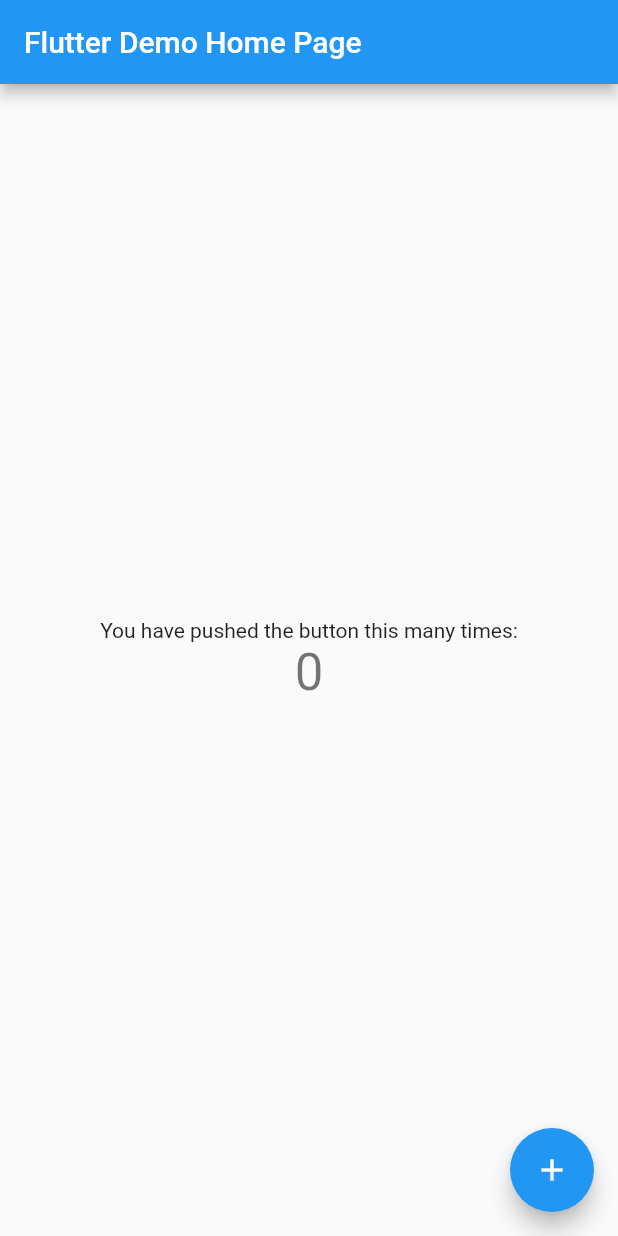
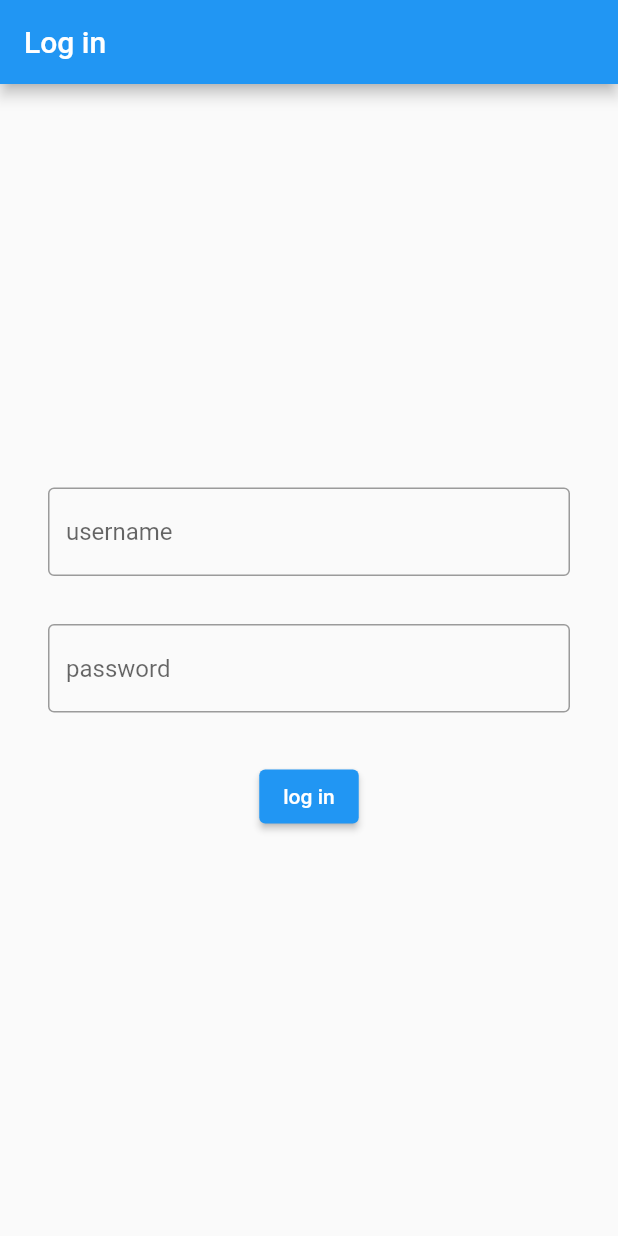
Before and after one commit to MaroMetelski/budgie-app, a Flutter app: the screen it shows after launch, on a phone screen of 412 x 824 dp. Run offline on Flutter 3.47's test engine with Material 2 defaults, Android fonts, the phone set to English and light mode, and no system bars; our stand-ins replace flutter_secure_storage.

Commit message:
Basic login and entry pages
Create API class to access remote API. Implement basics:
/login GET
/account GET
/entry GET

Add 'working' login and 'entry' page.

```diff
--- /dev/null
+++ b/lib/api/models/account.dart
@@ -0,0 +1,25 @@
+class Account {
+  final String id;
+  final String name;
+  final String type;
+  final String extraType;
+  final String description;
+
+  const Account({
+    required this.id,
+    required this.name,
+    required this.type,
+    required this.extraType,
+    required this.description,
+  });
+
+  factory Account.fromJson(Map<String, dynamic> json) {
+    return Account(
+      id: json["id"],
+      name: json["name"],
+      type: json["type"],
+      extraType: json["extra_type"],
+      description: json["description"],
+    );
+  }
+}
--- /dev/null
+++ b/lib/api/models/entry.dart
@@ -0,0 +1,45 @@
+class Entry {
+  final String id;
+  final String amount;
+  final String who;
+  final String date;
+  final String cr;
+  final String dr;
+  final String description;
+  final List<String> tags;
+
+  const Entry({
+    required this.id,
+    required this.amount,
+    required this.who,
+    required this.date,
+    required this.cr,
+    required this.dr,
+    required this.description,
+    required this.tags,
+  });
+
+  factory Entry.fromJson(Map<String, dynamic> json) {
+    return Entry(
+      id: json["id"],
+      amount: json["amount"],
+      who: json["who"],
+      date: json["when"],
+      cr: json["credit_account"],
+      dr: json["debit_account"],
+      description: json["description"],
+      tags: json["tags"].isNotEmpty ? List<String>.from(json["tags"]) : <String>[],
+    );
+  }
+
+  Map<String, dynamic> toJson() => {
+    'id': id,
+    'amount': amount,
+    'who': who,
+    'date': date,
+    'credit_account': cr,
+    'debit_account': dr,
+    'description': description,
+    'tags': tags,
+  };
+}
--- /dev/null
+++ b/lib/login/ui/login.dart
@@ -0,0 +1,74 @@
+import 'package:flutter/material.dart';
+import 'package:provider/provider.dart';
+import '../../api/api.dart';
+import '../../transactions/ui/transaction.dart';
+
+class LoginPage extends StatefulWidget {
+
+  const LoginPage({super.key});
+
+  @override
+  State<LoginPage> createState() => _LoginPageState();
+}
+
+class _LoginPageState extends State<LoginPage> {
+  bool _loggedIn = false;
+  final TextEditingController _usernameController = TextEditingController();
+  final TextEditingController _passwordController = TextEditingController();
+
+  @override
+  Widget build(BuildContext context) {
+
+    void onButton(name, password) async {
+      _loggedIn = await Provider.of<ApiService>(context, listen: false).getLogin(name, password);
+     if (mounted && _loggedIn) {
+      Navigator.pushAndRemoveUntil(
+          context,
+          MaterialPageRoute(builder: (context) => const TransactionList()),
+          (Route<dynamic> route) => false,
+        );
+      }
+    }
+    return Scaffold(
+      appBar: AppBar(
+        title: const Text("Log in"),
+      ),
+      body: Center(
+        child: Column(
+          mainAxisAlignment: MainAxisAlignment.center,
+          children: <Widget>[
+            Padding(
+              padding: const EdgeInsets.symmetric(vertical: 16.0, horizontal: 32.0),
+              child: TextField(
+                decoration: const InputDecoration(
+                border: OutlineInputBorder(),
+                hintText: "username",
+                ),
+                controller: _usernameController,
+              ),
+            ),
+            Padding(
+              padding: const EdgeInsets.symmetric(vertical: 16.0, horizontal: 32.0),
+              child: TextField(
+                decoration: const InputDecoration(
+                border: OutlineInputBorder(),
+                hintText: "password",
+                ),
+                controller: _passwordController,
+              ),
+            ),
+            Padding(
+              padding: const EdgeInsets.all(16.0),
+              child: ElevatedButton(
+                onPressed: () {
+                  onButton(_usernameController.text, _passwordController.text);
+                },
+                child: const Text("log in"),
+                ),
+            ),
+          ],
+        ),
+      ),
+    );
+  }
+}
--- a/lib/main.dart
+++ b/lib/main.dart
@@ -1,7 +1,20 @@
+import 'package:provider/provider.dart';
 import 'package:flutter/material.dart';
+import 'api/api.dart';
+import 'login/ui/login.dart';
+import 'package:flutter_secure_storage/flutter_secure_storage.dart';
+
 
 void main() {
-  runApp(const MyApp());
+  const FlutterSecureStorage storage = FlutterSecureStorage();
+  final ApiService api = ApiService(storage);
+
+  runApp(
+    ChangeNotifierProvider(
+      create: (context) => api,
+      child: const MyApp(),
+    ),
+  );
 }
 
 class MyApp extends StatelessWidget {
@@ -13,103 +26,9 @@ class MyApp extends StatelessWidget {
     return MaterialApp(
       title: 'Flutter Demo',
       theme: ThemeData(
-        // This is the theme of your application.
-        //
-        // Try running your application with "flutter run". You'll see the
-        // application has a blue toolbar. Then, without quitting the app, try
-        // changing the primarySwatch below to Colors.green and then invoke
-        // "hot reload" (press "r" in the console where you ran "flutter run",
-        // or simply save your changes to "hot reload" in a Flutter IDE).
-        // Notice that the counter didn't reset back to zero; the application
-        // is not restarted.
         primarySwatch: Colors.blue,
       ),
-      home: const MyHomePage(title: 'Flutter Demo Home Page'),
+      home: const LoginPage(),
     );
   }
 }
-
-class MyHomePage extends StatefulWidget {
-  const MyHomePage({super.key, required this.title});
-
-  // This widget is the home page of your application. It is stateful, meaning
-  // that it has a State object (defined below) that contains fields that affect
-  // how it looks.
-
-  // This class is the configuration for the state. It holds the values (in this
-  // case the title) provided by the parent (in this case the App widget) and
-  // used by the build method of the State. Fields in a Widget subclass are
-  // always marked "final".
-
-  final String title;
-
-  @override
-  State<MyHomePage> createState() => _MyHomePageState();
-}
-
-class _MyHomePageState extends State<MyHomePage> {
-  int _counter = 0;
-
-  void _incrementCounter() {
-    setState(() {
-      // This call to setState tells the Flutter framework that something has
-      // changed in this State, which causes it to rerun the build method below
-      // so that the display can reflect the updated values. If we changed
-      // _counter without calling setState(), then the build method would not be
-      // called again, and so nothing would appear to happen.
-      _counter++;
-    });
-  }
-
-  @override
-  Widget build(BuildContext context) {
-    // This method is rerun every time setState is called, for instance as done
-    // by the _incrementCounter method above.
-    //
-    // The Flutter framework has been optimized to make rerunning build methods
-    // fast, so that you can just rebuild anything that needs updating rather
-    // than having to individually change instances of widgets.
-    return Scaffold(
-      appBar: AppBar(
-        // Here we take the value from the MyHomePage object that was created by
-        // the App.build method, and use it to set our appbar title.
-        title: Text(widget.title),
-      ),
-      body: Center(
-        // Center is a layout widget. It takes a single child and positions it
-        // in the middle of the parent.
-        child: Column(
-          // Column is also a layout widget. It takes a list of children and
-          // arranges them vertically. By default, it sizes itself to fit its
-          // children horizontally, and tries to be as tall as its parent.
-          //
-          // Invoke "debug painting" (press "p" in the console, choose the
-          // "Toggle Debug Paint" action from the Flutter Inspector in Android
-          // Studio, or the "Toggle Debug Paint" command in Visual Studio Code)
-          // to see the wireframe for each widget.
-          //
-          // Column has various properties to control how it sizes itself and
-          // how it positions its children. Here we use mainAxisAlignment to
-          // center the children vertically; the main axis here is the vertical
-          // axis because Columns are vertical (the cross axis would be
-          // horizontal).
-          mainAxisAlignment: MainAxisAlignment.center,
-          children: <Widget>[
-            const Text(
-              'You have pushed the button this many times:',
-            ),
-            Text(
-              '$_counter',
-              style: Theme.of(context).textTheme.headlineMedium,
-            ),
-          ],
-        ),
-      ),
-      floatingActionButton: FloatingActionButton(
-        onPressed: _incrementCounter,
-        tooltip: 'Increment',
-        child: const Icon(Icons.add),
-      ), // This trailing comma makes auto-formatting nicer for build methods.
-    );
-  }
-}
```
Also changed, not shown: lib/api/api.dart (added, +103 -0 lines), lib/transactions/ui/transaction.dart (added, +84 -0 lines), pubspec.yaml (+6 -1 lines), pubspec.lock, 7 other files.
